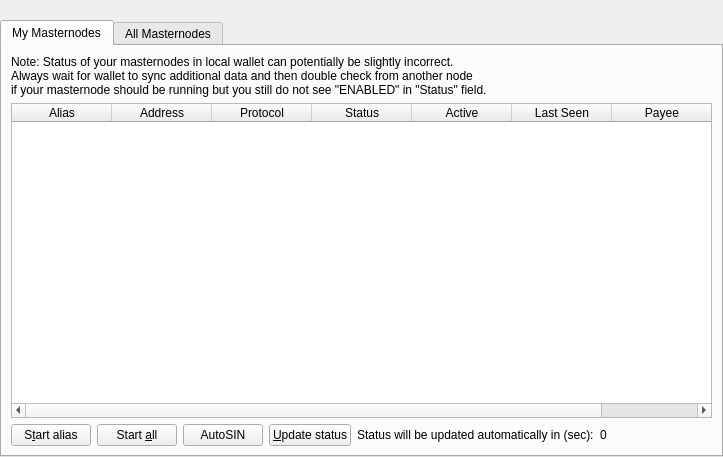
Qt form src/qt/forms/masternodelist.ui (barrystyle/SUQA-0.17.1) before a commit.
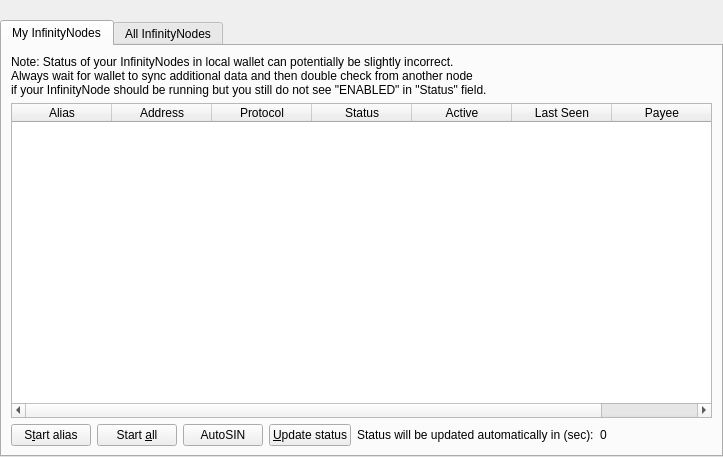
The same form after that commit.

Commit message: Changed labels and icons. masternode to InfinityNode

What changed in the file:
```diff
--- a/src/qt/forms/masternodelist.ui
+++ b/src/qt/forms/masternodelist.ui
@@ -51,7 +51,7 @@
        </property>
        <widget class="QWidget" name="tabMyMasternodes">
         <attribute name="title">
-         <string>My Masternodes</string>
+         <string>My InfinityNodes</string>
         </attribute>
         <layout class="QGridLayout" name="gridLayout_2">
          <item row="0" column="0">
@@ -67,7 +67,7 @@
              <item>
               <widget class="QLabel" name="updateNote">
                <property name="text">
-                <string>Note: Status of your masternodes in local wallet can potentially be slightly incorrect.&lt;br /&gt;Always wait for wallet to sync additional data and then double check from another node&lt;br /&gt;if your masternode should be running but you still do not see "ENABLED" in "Status" field.</string>
+                <string>&lt;html&gt;&lt;head/&gt;&lt;body&gt;&lt;p&gt;Note: Status of your InfinityNodes in local wallet can potentially be slightly incorrect.&lt;br/&gt;Always wait for wallet to sync additional data and then double check from another node&lt;br/&gt;if your InfinityNode should be running but you still do not see &amp;quot;ENABLED&amp;quot; in &amp;quot;Status&amp;quot; field.&lt;/p&gt;&lt;/body&gt;&lt;/html&gt;</string>
                </property>
               </widget>
              </item>
@@ -207,7 +207,7 @@
        </widget>
        <widget class="QWidget" name="tabAllMasternodes">
         <attribute name="title">
-         <string>All Masternodes</string>
+         <string>All InfinityNodes</string>
         </attribute>
         <layout class="QGridLayout" name="gridLayout">
          <item row="1" column="0">
```
Left out of the diff: 6 changed lines with no effect on the pictures. The commit also changes 2 other files.
